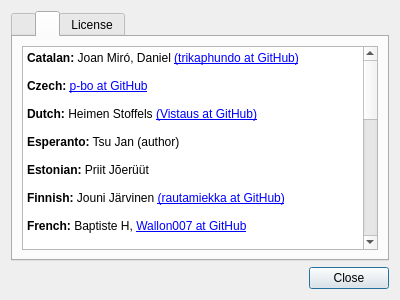
First picture: the form in about.ui, repository tsujan/Arqiver, before the edit.
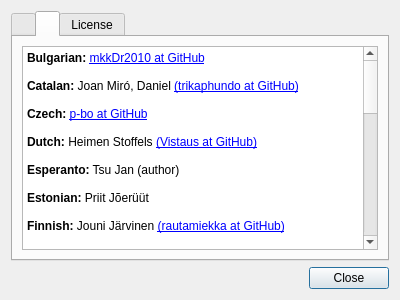
Second picture: the form after the edit. The open tabs and pages were chosen to show the change.

The edit to the form file:
```diff
--- a/about.ui
+++ b/about.ui
@@ -97,6 +97,10 @@
 &lt;html&gt;&lt;head&gt;&lt;meta name=&quot;qrichtext&quot; content=&quot;1&quot; /&gt;&lt;style type=&quot;text/css&quot;&gt;
 p, li { white-space: pre-wrap; }
 &lt;/style&gt;&lt;/head&gt;&lt;body style=&quot;  font-weight:400; font-style:normal;&quot;&gt;
+
+
+&lt;p style=&quot; margin-top:0px; margin-bottom:0px; margin-left:0px; margin-right:0px; -qt-block-indent:0; text-indent:0px;&quot;&gt;&lt;span style=&quot; font-weight:600;&quot;&gt;Bulgarian:&lt;/span&gt; &lt;a href=&quot;https://github.com/mkkDr2010&quot;&gt;mkkDr2010 at GitHub&lt;/a&gt;&lt;/p&gt;
+&lt;p style=&quot;-qt-paragraph-type:empty; margin-top:0px; margin-bottom:0px; margin-left:0px; margin-right:0px; -qt-block-indent:0; text-indent:0px;&quot;&gt;&lt;br /&gt;&lt;/p&gt;
 &lt;p style=&quot; margin-top:0px; margin-bottom:0px; margin-left:0px; margin-right:0px; -qt-block-indent:0; text-indent:0px;&quot;&gt;&lt;span style=&quot; font-weight:600;&quot;&gt;Catalan:&lt;/span&gt; Joan Miró, Daniel &lt;a href=&quot;https://github.com/trikaphundo&quot;&gt;(trikaphundo at GitHub)&lt;/a&gt;&lt;/p&gt;
 &lt;p style=&quot;-qt-paragraph-type:empty; margin-top:0px; margin-bottom:0px; margin-left:0px; margin-right:0px; -qt-block-indent:0; text-indent:0px;&quot;&gt;&lt;br /&gt;&lt;/p&gt;
 &lt;p style=&quot; margin-top:0px; margin-bottom:0px; margin-left:0px; margin-right:0px; -qt-block-indent:0; text-indent:0px;&quot;&gt;&lt;span style=&quot; font-weight:600;&quot;&gt;Czech:&lt;/span&gt; &lt;a href=&quot;https://github.com/p-bo&quot;&gt;p-bo at GitHub&lt;/a&gt;&lt;/p&gt;
@@ -121,7 +125,7 @@
 &lt;p style=&quot;-qt-paragraph-type:empty; margin-top:0px; margin-bottom:0px; margin-left:0px; margin-right:0px; -qt-block-indent:0; text-indent:0px;&quot;&gt;&lt;br /&gt;&lt;/p&gt;
 &lt;p style=&quot; margin-top:0px; margin-bottom:0px; margin-left:0px; margin-right:0px; -qt-block-indent:0; text-indent:0px;&quot;&gt;&lt;span style=&quot; font-weight:600;&quot;&gt;Lithuanian:&lt;/span&gt; &lt;a href=&quot;https://github.com/welaq&quot;&gt;welaq at GitHub&lt;/a&gt;
 &lt;p style=&quot;-qt-paragraph-type:empty; margin-top:0px; margin-bottom:0px; margin-left:0px; margin-right:0px; -qt-block-indent:0; text-indent:0px;&quot;&gt;&lt;br /&gt;&lt;/p&gt;
-&lt;p style=&quot; margin-top:0px; margin-bottom:0px; margin-left:0px; margin-right:0px; -qt-block-indent:0; text-indent:0px;&quot;&gt;&lt;span style=&quot; font-weight:600;&quot;&gt;Polish:&lt;/span&gt; Marcin Mikołajczak &lt;a href=&quot;https://github.com/m4sk1n&quot;&gt;(m4sk1n at GitHub)&lt;/a&gt;, Eryk Michalak &lt;a href=&quot;https://github.com/gnu-ewm&quot;&gt;(gnu-ewm at GitHub)&lt;/a&gt;&lt;/p&gt;
+&lt;p style=&quot; margin-top:0px; margin-bottom:0px; margin-left:0px; margin-right:0px; -qt-block-indent:0; text-indent:0px;&quot;&gt;&lt;span style=&quot; font-weight:600;&quot;&gt;Polish:&lt;/span&gt; Marcin Mikołajczak &lt;a href=&quot;https://github.com/m4sk1n&quot;&gt;(m4sk1n at GitHub)&lt;/a&gt;, Eryk Michalak &lt;a href=&quot;https://github.com/gnu-ewm&quot;&gt;(gnu-ewm at GitHub)&lt;/a&gt;, &lt;a href=&quot;https://github.com/Nmrawe&quot;&gt;Nmrawe at GitHub&lt;/a&gt;&lt;/p&gt;
 &lt;p style=&quot;-qt-paragraph-type:empty; margin-top:0px; margin-bottom:0px; margin-left:0px; margin-right:0px; -qt-block-indent:0; text-indent:0px;&quot;&gt;&lt;br /&gt;&lt;/p&gt;
 &lt;p style=&quot; margin-top:0px; margin-bottom:0px; margin-left:0px; margin-right:0px; -qt-block-indent:0; text-indent:0px;&quot;&gt;&lt;span style=&quot; font-weight:600;&quot;&gt;Portuguese:&lt;/span&gt; Hugo Carvalho &lt;a href=&quot;https://github.com/hugok79&quot;&gt;(hugok79 at GitHub)&lt;/a&gt;&lt;/p&gt;
 &lt;p style=&quot;-qt-paragraph-type:empty; margin-top:0px; margin-bottom:0px; margin-left:0px; margin-right:0px; -qt-block-indent:0; text-indent:0px;&quot;&gt;&lt;br /&gt;&lt;/p&gt;
@@ -129,7 +133,9 @@
 &lt;p style=&quot;-qt-paragraph-type:empty; margin-top:0px; margin-bottom:0px; margin-left:0px; margin-right:0px; -qt-block-indent:0; text-indent:0px;&quot;&gt;&lt;br /&gt;&lt;/p&gt;
 &lt;p style=&quot; margin-top:0px; margin-bottom:0px; margin-left:0px; margin-right:0px; -qt-block-indent:0; text-indent:0px;&quot;&gt;&lt;span style=&quot; font-weight:600;&quot;&gt;Korean:&lt;/span&gt; JungHee Lee &lt;a href=&quot;https://github.com/MarongHappy&quot;&gt;(MarongHappy at GitHub)&lt;/a&gt;&lt;/p&gt;
 &lt;p style=&quot;-qt-paragraph-type:empty; margin-top:0px; margin-bottom:0px; margin-left:0px; margin-right:0px; -qt-block-indent:0; text-indent:0px;&quot;&gt;&lt;br /&gt;&lt;/p&gt;
-&lt;p style=&quot; margin-top:0px; margin-bottom:0px; margin-left:0px; margin-right:0px; -qt-block-indent:0; text-indent:0px;&quot;&gt;&lt;span style=&quot; font-weight:600;&quot;&gt;Russian:&lt;/span&gt; Николай Смольянинов &lt;a href=&quot;https://github.com/smolnp&quot;&gt;(smolnp at GitHub)&lt;/a&gt;, Pavel Shlyak &lt;a href=&quot;https://github.com/shlyakpavel&quot;&gt;(shlyakpavel at GitHub)&lt;/a&gt;, &lt;a href=&quot;https://github.com/kirusyaga&quot;&gt;&lt;span;&gt;kirusyaga at GitHub&lt;/span&gt;&lt;/a&gt;, Andrei Stepanov &lt;a href=&quot;https://github.com/adem4ik&quot;&gt;(adem4ik at GitHub)&lt;/a&gt;&lt;/p&gt;
+&lt;p style=&quot; margin-top:0px; margin-bottom:0px; margin-left:0px; margin-right:0px; -qt-block-indent:0; text-indent:0px;&quot;&gt;&lt;span style=&quot; font-weight:600;&quot;&gt;Russian:&lt;/span&gt; Николай Смольянинов &lt;a href=&quot;https://github.com/smolnp&quot;&gt;(smolnp at GitHub)&lt;/a&gt;, Pavel Shlyak &lt;a href=&quot;https://github.com/shlyakpavel&quot;&gt;(shlyakpavel at GitHub)&lt;/a&gt;, &lt;a href=&quot;https://github.com/kirusyaga&quot;&gt;kirusyaga at GitHub&lt;/span&gt;&lt;/a&gt;, Andrei Stepanov &lt;a href=&quot;https://github.com/adem4ik&quot;&gt;(adem4ik at GitHub)&lt;/a&gt;&lt;/p&gt;
+&lt;p style=&quot;-qt-paragraph-type:empty; margin-top:0px; margin-bottom:0px; margin-left:0px; margin-right:0px; -qt-block-indent:0; text-indent:0px;&quot;&gt;&lt;br /&gt;&lt;/p&gt;
+&lt;p style=&quot; margin-top:0px; margin-bottom:0px; margin-left:0px; margin-right:0px; -qt-block-indent:0; text-indent:0px;&quot;&gt;&lt;span style=&quot; font-weight:600;&quot;&gt;Spanish:&lt;/span&gt; Adolfo Jayme-Barrientos &lt;a href=&quot;https://github.com/fitojb&quot;&gt;(fitojb at GitHub)&lt;/a&gt;, &lt;a href=&quot;https://github.com/Bluey26&quot;&gt;Bluey26 at GitHub&lt;/a&gt;&lt;/p&gt;
 &lt;p style=&quot;-qt-paragraph-type:empty; margin-top:0px; margin-bottom:0px; margin-left:0px; margin-right:0px; -qt-block-indent:0; text-indent:0px;&quot;&gt;&lt;br /&gt;&lt;/p&gt;
 &lt;p style=&quot; margin-top:0px; margin-bottom:0px; margin-left:0px; margin-right:0px; -qt-block-indent:0; text-indent:0px;&quot;&gt;&lt;span style=&quot; font-weight:600;&quot;&gt;Turkish:&lt;/span&gt; Dr. Ayhan YALÇINSOY &lt;a href=&quot;https://github.com/ayhanyalcinsoy&quot;&gt;(ayhanyalcinsoy at GitHub)&lt;/a&gt;&lt;/p&gt;
 &lt;p style=&quot;-qt-paragraph-type:empty; margin-top:0px; margin-bottom:0px; margin-left:0px; margin-right:0px; -qt-block-indent:0; text-indent:0px;&quot;&gt;&lt;br /&gt;&lt;/p&gt;
```
